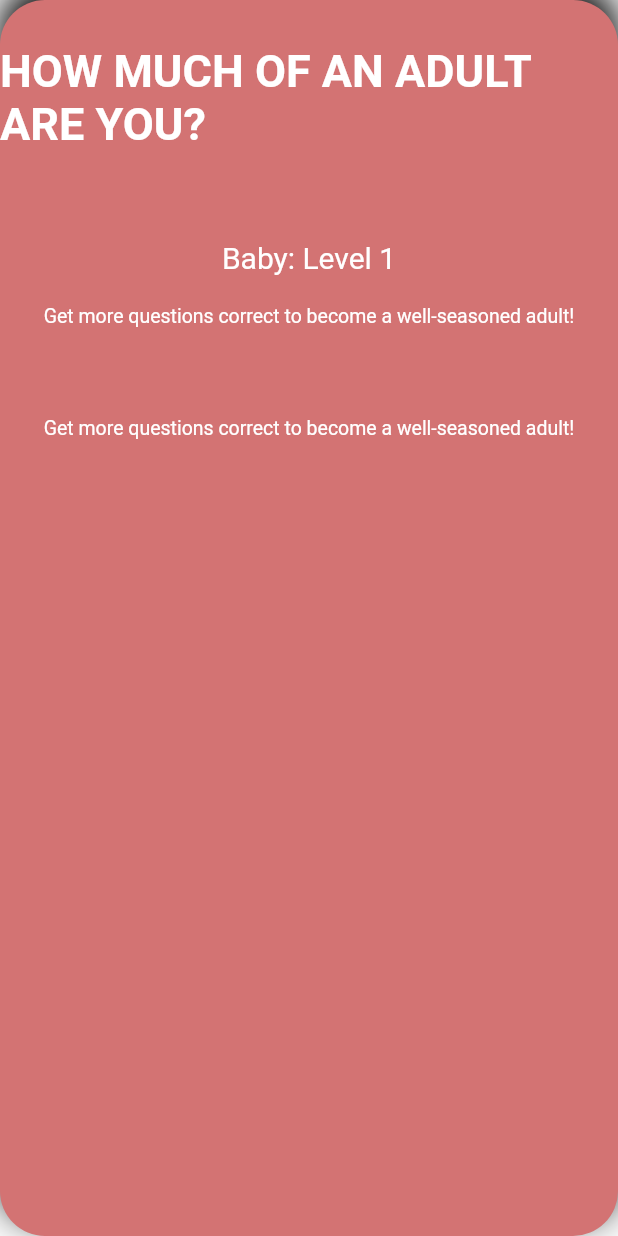
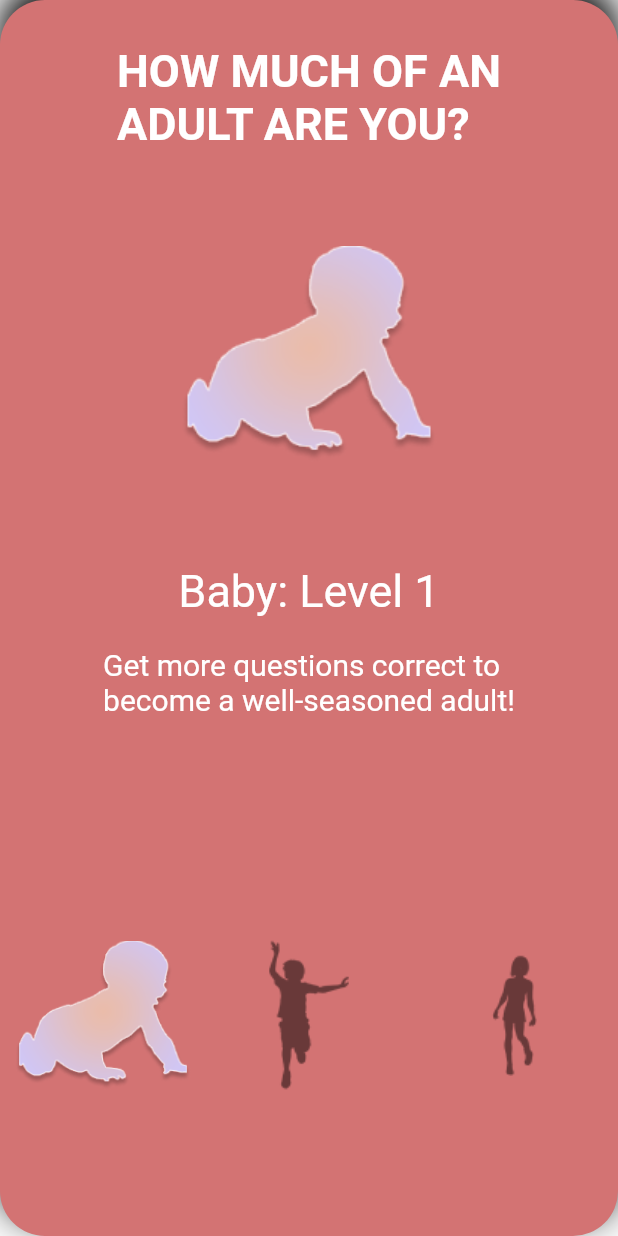
Before and after one commit to SamLovesCoding2/dubhacks21, a Flutter app: the Baby screen opened directly, on a phone screen of 412 x 824 dp. Run offline on Flutter 3.47's test engine with Material 2 defaults, Android fonts, the phone set to English and light mode, and no system bars; missing offline and left inert: flutter_spinning_wheel.

Commit message:
final before hacks

```diff
--- a/hackproject/lib/pages/baby.dart
+++ b/hackproject/lib/pages/baby.dart
@@ -1,7 +1,4 @@
 import 'package:flutter/material.dart';
-import 'dart:io';
-import 'dart:isolate';
-//import 'package:image/image.dart';
 
 class Baby extends StatefulWidget {
   const Baby({Key? key}) : super(key: key);
@@ -14,7 +11,8 @@ class _BabyState extends State<Baby> {
   @override
   Widget build(BuildContext context) {
     Size _size = MediaQuery.of(context).size;
-    return SizedBox(
+    return Scaffold(
+      body: SizedBox(
         width: _size.width,
         height: _size.height,
         child: Container(
@@ -33,50 +31,116 @@ class _BabyState extends State<Baby> {
             scrollDirection: Axis.vertical,
             children: [
               Center(
-              child: Column(
-                children: [
+                child: Column(children: [
                   Container(
                     alignment: Alignment.center,
-                    margin: const EdgeInsets.only(top: 30, bottom: 50),
-                    child: const Text(
-                      "HOW MUCH OF AN ADULT ARE YOU?",
-                      style: TextStyle(color: Color(0xffFFFFFF), fontSize: 30, fontFamily: 'Roboto', fontWeight: FontWeight.bold,),
+                    margin: const EdgeInsets.only(top: 30),
+                    child: const Center(
+                      child: Text(
+                        "HOW MUCH OF AN\nADULT ARE YOU?",
+                        style: TextStyle(
+                          color: Color(0xffFFFFFF),
+                          fontSize: 30,
+                          fontFamily: 'Roboto',
+                          fontWeight: FontWeight.bold,
                         ),
                       ),
-                  //make img for baby
+                    ),
+                  ),
                   Container(
-                    width: 150,
+                    width: _size.width / 4 * 3,
+                    margin: const EdgeInsets.only(top: 5),
+                    child: Image.asset('assets/Baby_2.png'),
+                  ),
+                  Container(
+                    width: 300,
                     alignment: Alignment.center,
                     padding: const EdgeInsets.only(top: 5, right: 10, left: 10),
                     margin: const EdgeInsets.only(top: 5, bottom: 10),
                     child: const Text(
-                      'Baby: Level 1',//$_levelDescript,
-                      style: TextStyle(color: Color(0xffFFFFFF), fontSize: 20, fontFamily: 'Roboto'),
+                      'Baby: Level 1', //$_levelDescript,
+                      style: TextStyle(
+                          color: Color(0xffFFFFFF),
+                          fontSize: 30,
+                          fontFamily: 'Roboto'),
                     ),
+                  ),
+                  Center(
+                    child: Container(
+                      alignment: Alignment.center,
+                      margin: const EdgeInsets.only(top: 10, bottom: 50),
+                      child: const Text(
+                        'Get more questions correct to\nbecome a well-seasoned adult!',
+                        style: TextStyle(
+                            color: Color(0xffFFFFFF),
+                            fontSize: 20,
+                            fontFamily: 'Roboto'),
+                      ),
+                    ),
+                  ),
+                  Center(
+                    child: Container(
+                      child: Row(
+                        children: [
+                          Container(
+                            width: _size.width / 3,
+                            padding: const EdgeInsets.only(
+                                top: 5, bottom: 5, left: 10, right: 10),
+                            child: Image.asset('assets/Baby_2.png'),
+                          ),
+                          Container(
+                            width: _size.width / 3,
+                            padding: const EdgeInsets.only(
+                                top: 5, bottom: 5, left: 10, right: 10),
+                            child: Image.asset('assets/blankchild.png'),
+                          ),
+                          Container(
+                            width: _size.width / 3,
+                            padding: const EdgeInsets.only(
+                                top: 5, bottom: 5, left: 10, right: 10),
+                            child: Image.asset('assets/blankteenager.png'),
+                          ),
+                        ],
+                      ),
+                    ),
+                  ),
+                  Container(
+                    child: Row(
+                      children: [
+                        Container(
+                          width: _size.width / 3,
+                          child: Image.asset('assets/blankadult.png'),
+                        ),
+                        Container(
+                          width: _size.width / 3,
+                          child: Image.asset('assets/blankold.png'),
+                        ),
+                        Container(
+                          width: _size.width / 3,
+                          child: Image.asset('assets/blankoldest.png'),
+                        ),
+                      ],
+                    ),
+                  ),
+                  Container(
+                    width: _size.width / 10 * 9,
+                    child: Image.asset('assets/progressbar1.png'),
                   ),
                   Container(
                     alignment: Alignment.center,
                     margin: const EdgeInsets.only(top: 10, bottom: 50),
                     child: const Text(
-                      'Get more questions correct to become a well-seasoned adult!',
-                      style: TextStyle(color: Color(0xffFFFFFF), fontSize: 13, fontFamily: 'Roboto'),
+                      '16% complete',
+                      style: TextStyle(
+                          color: Color(0xffFFFFFF),
+                          fontSize: 13,
+                          fontFamily: 'Roboto'),
                     ),
                   ),
-                  Container(
-                    alignment: Alignment.center,
-                    margin: const EdgeInsets.only(top: 10, bottom: 50),
-                    child: Text(
-                      'Get more questions correct to become a well-seasoned adult!',
-                      style: TextStyle(color: Color(0xffFFFFFF), fontSize: 13, fontFamily: 'Roboto'),
-                    ),
-                  ),
-                ]
-              ),
-
-
-
+                ]),
               ),
             ],
+          ),
         ),
       ),
     );
--- a/hackproject/pubspec.yaml
+++ b/hackproject/pubspec.yaml
@@ -64,6 +64,7 @@ flutter:
     - assets/Baby_2.png
     - assets/childhalff_1.png
     - assets/blankchild.png
+    - assets/progressbar1.png
   # To add assets to your application, add an assets section, like this:
   # assets:
   #   - images/a_dot_burr.jpeg
```
Also changed, not shown: hackproject/assets/progressbar1.png (added). Lines whose indentation alone changed are shown as unchanged.
